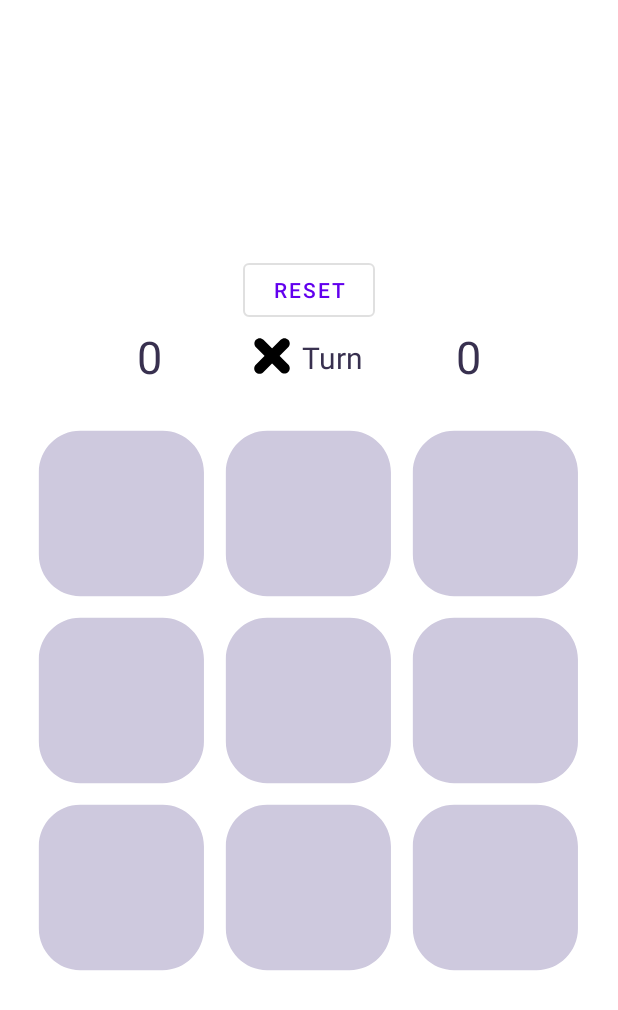
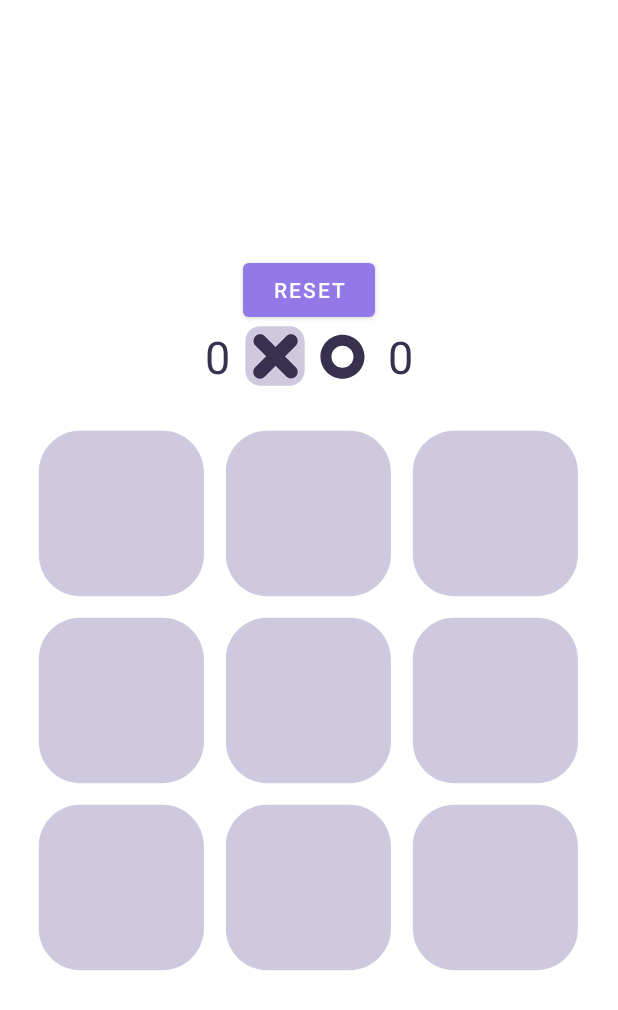
Before and after one commit to LorenzoTinfena/GoliardicTrisFresko, an Android app: the screen it shows after launch (MainActivity), after a tap on "RESET", on a phone screen of 412 x 824 dp. Shown: the top 1010 px of the screen. Run offline under Robolectric (Android 15) with nearby library versions, the phone set to English and light mode, and no system bars.

Commit message:
fix turni

```diff
--- a/app/src/main/java/com/lorenzotinfena/goliardictrisfresko/MainActivity.java
+++ b/app/src/main/java/com/lorenzotinfena/goliardictrisfresko/MainActivity.java
@@ -4,14 +4,17 @@ import androidx.appcompat.app.AppCompatActivity;
 
 import android.animation.AnimatorSet;
 import android.animation.ObjectAnimator;
+import android.content.res.Resources;
 import android.graphics.Point;
 import android.os.Bundle;
 import android.util.Log;
+import android.util.TypedValue;
 import android.view.View;
 import android.view.WindowManager;
 import android.widget.ImageButton;
 import android.widget.ImageView;
 import android.widget.LinearLayout;
+import android.widget.RelativeLayout;
 import android.widget.TextView;
 
 import java.util.Random;
@@ -20,9 +23,8 @@ public class MainActivity extends AppCompatActivity {
     private LinearLayout cellsLinearLayout;
     private final ImageButton[][] btns = new ImageButton[3][3];
     private Game game = new Game();
+    private ImageView simbolo_turno;
 
-    private ImageView img_symbol;
-    private TextView txt_victory;
     @Override
     protected void onCreate(Bundle savedInstanceState) {
         super.onCreate(savedInstanceState);
@@ -41,9 +43,7 @@ public class MainActivity extends AppCompatActivity {
         this.btns[1][2] = findViewById(R.id.ImageButton12);
         this.btns[2][2] = findViewById(R.id.ImageButton22);
 
-        this.img_symbol = findViewById(R.id.img_symbol);
-        this.txt_victory = findViewById(R.id.txt_victory);
-        img_symbol.setImageResource(R.drawable.cross);
+        this.simbolo_turno = findViewById(R.id.simbolo_turno);
 
         for (int i = 0; i < 3; i++)
         {
@@ -91,7 +91,7 @@ public class MainActivity extends AppCompatActivity {
                         mostra_vittoria();
                         break;
                     case Draw:
-                        mostra_pareggio();
+                        reset();
                         break;
                     case Continue:
                         //change turn
@@ -100,14 +100,24 @@ public class MainActivity extends AppCompatActivity {
                         else
                             this.turno_attuale = Cell.Cross;
 
-                        if (this.turno_attuale == Cell.Cross)
-                            this.img_symbol.setImageResource(R.drawable.cross);
-                        else
-                            this.img_symbol.setImageResource(R.drawable.nought);
+                        sposta_simbolo_turno();
                         break;
                 }
             }
         }
+    }
+    private void sposta_simbolo_turno(){
+
+        Resources r = getResources();
+        int f = (int)TypedValue.applyDimension(TypedValue.COMPLEX_UNIT_DIP, 45,   r.getDisplayMetrics());
+
+        ObjectAnimator animator;
+        if (this.turno_attuale == Cell.Cross)
+            animator = ObjectAnimator.ofFloat(this.simbolo_turno, "TranslationX", 0f);
+        else
+            animator = ObjectAnimator.ofFloat(this.simbolo_turno, "TranslationX", f);
+        animator.setDuration(300);
+        animator.start();
     }
     private void mostra_vittoria()
     {
@@ -131,27 +141,30 @@ public class MainActivity extends AppCompatActivity {
         animatorSet.start();
 
 
-        this.txt_victory.setText("Wins!");
+        // TODO
         inGame = false;
-    }
-    private void mostra_pareggio(){
-        this.img_symbol.setVisibility(View.GONE);
-        this.txt_victory.setText("Draw");
     }
     private void reset()
     {
-        this.game = new Game();
         this.turno_attuale = Cell.Cross;
-        this.img_symbol.setVisibility(View.VISIBLE);
-        this.img_symbol.setImageResource(R.drawable.cross);
-        this.txt_victory.setText("Turn");
+        sposta_simbolo_turno();
         for (int i = 0; i < 3; i++)
         {
             for (int j = 0; j < 3; j++)
                 this.btns[i][j].setImageResource(android.R.color.transparent);
         }
-        inGame = true;
 
+        if (this.game.pointsVictory[0] != null){
+            for (int a = 0; a < 3; a++){
+                int i = this.game.pointsVictory[a].x, j = this.game.pointsVictory[a].y;
+                this.btns[i][j].setScaleX(0.7f);
+                this.btns[i][j].setScaleY(0.7f);
+                this.btns[j][2 - i].setScaleX(1f);
+                this.btns[j][2 - i].setScaleY(1f);
+            }
+        }
+
+        this.cellsLinearLayout.setRotation(-90f);
 
         // ANIMAZIONE
         AnimatorSet animatorSet = new AnimatorSet();
@@ -164,10 +177,12 @@ public class MainActivity extends AppCompatActivity {
             }
         }
 
-        this.cellsLinearLayout.setRotation(-90f);
         ObjectAnimator animatorCells = ObjectAnimator.ofFloat(this.cellsLinearLayout, "Rotation", 0f);
         animatorSet.playTogether(animatorCells);
         animatorSet.setDuration(700);
         animatorSet.start();
+
+        this.game = new Game();
+        inGame = true;
     }
 }
--- a/app/src/main/res/layout/activity_main.xml
+++ b/app/src/main/res/layout/activity_main.xml
@@ -23,45 +23,58 @@
             android:layout_height="wrap_content"
             app:layout_constraintEnd_toEndOf="parent"
             app:layout_constraintStart_toStartOf="parent"
-            style="?attr/materialButtonOutlinedStyle"
             android:text="Reset"/>
         <LinearLayout
             android:layout_width="match_parent"
             android:layout_height="wrap_content"
             android:orientation="horizontal"
             android:gravity="center">
+
             <TextView
-                android:id="@+id/txt_cross_points"
+                android:id="@+id/txt_crosses_points"
                 android:layout_width="100dp"
                 android:layout_height="wrap_content"
-                android:gravity="center"
+                android:gravity="right"
                 android:text="0"
                 android:textSize="30dp"
                 android:textColor="@color/txt_color"
-                android:layout_marginRight="20dp"/>
-            <ImageView
-                android:id="@+id/img_symbol"
+                android:layout_marginRight="10dp"/>
+            <RelativeLayout
                 android:layout_width="wrap_content"
-                android:layout_height="25dp"
-                app:srcCompat="@drawable/cross"
-                android:layout_marginRight="8dp"/>
-            <TextView
-                android:id="@+id/txt_victory"
-                android:layout_width="wrap_content"
-                android:layout_height="25dp"
-                android:gravity="center"
-                android:text="Turn"
-                android:textSize="20dp"
-                android:textColor="@color/txt_color"/>
+                android:layout_height="wrap_content"
+                android:gravity="center_vertical">
+                <ImageView
+                    android:id="@+id/simbolo_turno"
+                    android:layout_width="40dp"
+                    android:layout_height="40dp"
+                    android:src="@drawable/iosicon"/>
+                <ImageView
+                    android:layout_width="30dp"
+                    android:layout_height="30dp"
+                    app:srcCompat="@drawable/cross"
+                    app:tint="@color/txt_color"
+                    android:layout_marginTop="5dp"
+                    android:layout_marginRight="50dp"
+                    android:layout_marginLeft="5dp"/>
+                <ImageView
+                    android:layout_width="30dp"
+                    android:layout_height="30dp"
+                    app:srcCompat="@drawable/nought"
+                    app:tint="@color/txt_color"
+                    android:layout_marginTop="5dp"
+                    android:layout_marginLeft="50dp"
+                    android:layout_marginRight="5dp"/>
+            </RelativeLayout>
+
             <TextView
                 android:id="@+id/txt_noughts_points"
                 android:layout_width="100dp"
                 android:layout_height="wrap_content"
-                android:gravity="center"
+                android:gravity="left"
                 android:text="0"
                 android:textSize="30dp"
                 android:textColor="@color/txt_color"
-                android:layout_marginLeft="20dp"/>
+                android:layout_marginLeft="10dp"/>
         </LinearLayout>
         <LinearLayout
             android:id="@+id/cellsLinearLayout"
@@ -103,7 +116,6 @@
                 android:layout_marginRight="3pt"
                 android:layout_marginBottom="3pt"
                 android:background="@drawable/iosicon"
-
                 android:bottomLeftRadius="100dp"
                 android:bottomRightRadius="100dp"
                 android:padding="0pt"
--- a/app/src/main/res/values/colors.xml
+++ b/app/src/main/res/values/colors.xml
@@ -9,4 +9,5 @@
     <color name="white">#FFFFFFFF</color>
     <color name="background_buttons">#CEC9DE</color>
     <color name="txt_color">#38304f</color>
+    <color name="simbolo_centrale">#ccd9ff</color>
 </resources>
--- a/app/src/main/res/values/themes.xml
+++ b/app/src/main/res/values/themes.xml
@@ -2,8 +2,8 @@
     <!-- Base application theme. -->
     <style name="Theme.GoliardicTrisFresko" parent="Theme.MaterialComponents.DayNight.NoActionBar">
         <!-- Primary brand color. -->
-        <item name="colorPrimary">@color/purple_500</item>
-        <item name="colorPrimaryVariant">@color/purple_700</item>
+        <item name="colorPrimary">#9279e7</item>
+        <item name="colorPrimaryVariant">#bda8ff</item>
         <item name="colorOnPrimary">@color/white</item>
         <!-- Secondary brand color. -->
         <item name="colorSecondary">@color/teal_200</item>
@@ -13,4 +13,15 @@
         <item name="android:statusBarColor" tools:targetApi="l">?attr/colorPrimaryVariant</item>
         <!-- Customize your theme here. -->
     </style>
+    <style name="PrimaryColoredButton" parent="Widget.AppCompat.Button.Colored">
+        <item name="colorButtonNormal">@color/black</item>
+        <item name="colorControlHighlight">@color/black</item>
+    </style>
+
+    <style name="FlatButton" parent="Theme.AppCompat.Light">
+        <item name="android:textColor">@color/black</item>
+        <item name="colorControlHighlight">@color/black</item>
+    </style>
+
+    <dimen name="left">45dp</dimen>
 </resources>
```
Also changed, not shown: app/src/main/res/drawable-v24/ic_launcher_foreground.xml (+16 -23 lines), app/src/main/res/drawable/ic_icon_background.xml (deleted, +0 -9 lines), app/src/main/res/drawable/ic_icon_foreground.xml (deleted, +0 -18 lines), app/src/main/res/drawable/icon_background.svg (deleted), app/src/main/res/drawable/icon_foreground.svg (deleted).
